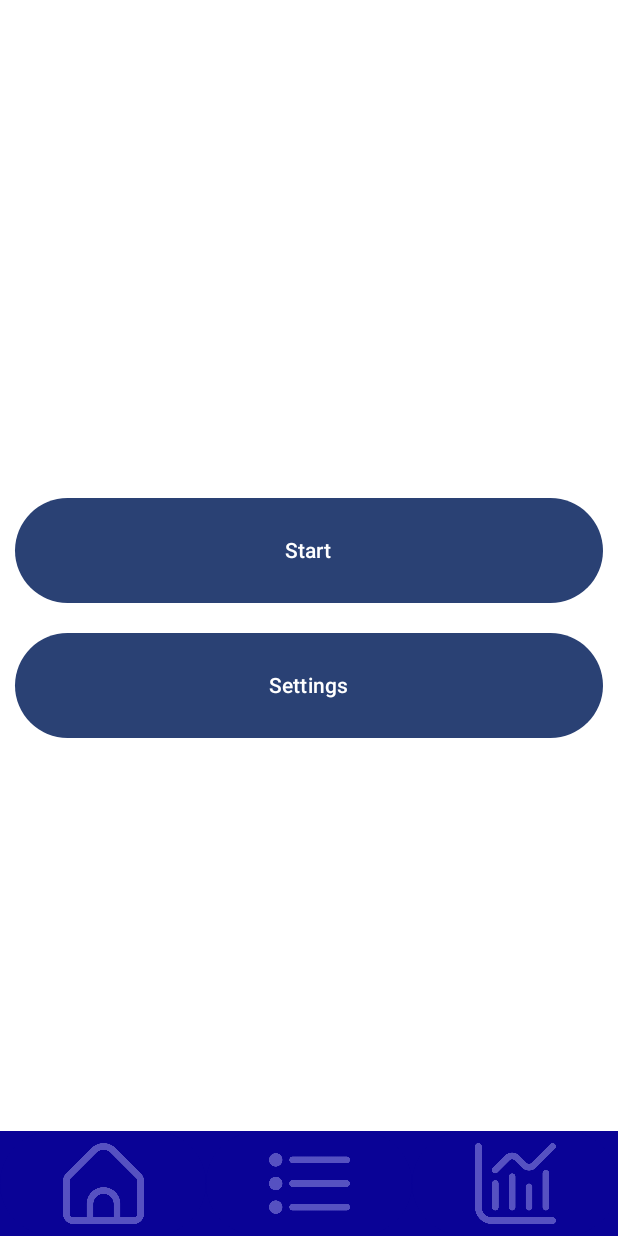
After one commit to GiuliaPeretti/QuizApp, an Android app built with Jetpack Compose: the composable NavigationController shown on its own in the app's theme, on a phone screen of 412 x 824 dp. The commit adds this screen. Run offline under Robolectric (Android 15) with nearby library versions, the phone set to English and light mode, and no system bars.

Commit message:
working navbar

```diff
--- a/app/build.gradle.kts
+++ b/app/build.gradle.kts
@@ -61,6 +61,7 @@
     implementation(libs.androidx.ui.graphics)
     implementation(libs.androidx.ui.tooling.preview)
     implementation(libs.androidx.material3)
+    implementation(libs.androidx.navigation.compose)
     testImplementation(libs.junit)
     androidTestImplementation(libs.androidx.junit)
     androidTestImplementation(libs.androidx.espresso.core)
--- a/app/src/main/java/com/example/quizapp/MainActivity.kt
+++ b/app/src/main/java/com/example/quizapp/MainActivity.kt
@@ -10,7 +10,7 @@
         super.onCreate(savedInstanceState)
         enableEdgeToEdge()
         setContent {
-            TopicScreen()
+            NavigationController()
         }
     }
 }
--- a/app/src/main/java/com/example/quizapp/NavigationBar.kt
+++ b/app/src/main/java/com/example/quizapp/NavigationBar.kt
@@ -1,19 +1,25 @@
 package com.example.quizapp
 
 import androidx.annotation.NavigationRes
+import androidx.compose.foundation.Image
 import androidx.compose.foundation.background
 import androidx.compose.runtime.Composable
 import androidx.compose.ui.tooling.preview.Preview
 import androidx.compose.foundation.layout.*
 import androidx.compose.material3.Button
+import androidx.compose.material3.ButtonDefaults
 import androidx.compose.ui.Alignment
 import androidx.compose.ui.Modifier
+import androidx.compose.ui.graphics.Color
+import androidx.compose.ui.res.painterResource
 import androidx.compose.ui.unit.dp
+import androidx.navigation.NavHostController
 import com.example.quizapp.ui.theme.Theme
 
-@Preview
 @Composable
-fun NavigationBar(){
+fun NavigationBar(
+    navController: NavHostController
+){
     Row(
         modifier = Modifier
             .fillMaxSize(),
@@ -29,29 +35,32 @@
         ) {
 
             Button(
-                onClick = { /*TODO*/ },
+                onClick = { navController.navigate("home") },
                 modifier = Modifier
                     .fillMaxSize()
-                    .weight(1f)
+                    .weight(1f),
+                colors = ButtonDefaults.buttonColors(containerColor = Theme().primary)
             ) {
+                Image(painter = painterResource(id = R.drawable.home), contentDescription = null)
+            }
+            Button(
+                onClick = { navController.navigate("topic") },
+                modifier = Modifier
+                    .fillMaxSize()
+                    .weight(1f),
+                colors = ButtonDefaults.buttonColors(containerColor = Theme().primary)
+            ) {
+                Image(painter = painterResource(id = R.drawable.list), contentDescription = null)
 
             }
             Button(
                 onClick = { /*TODO*/ },
                 modifier = Modifier
                     .fillMaxSize()
-                    .weight(1f)
-
+                    .weight(1f),
+                colors = ButtonDefaults.buttonColors(containerColor = Theme().primary)
             ) {
-
-            }
-            Button(
-                onClick = { /*TODO*/ },
-                modifier = Modifier
-                    .fillMaxSize()
-                    .weight(1f)
-
-            ) {
+                Image(painter = painterResource(id = R.drawable.stats), contentDescription = null)
 
             }
 
--- /dev/null
+++ b/app/src/main/java/com/example/quizapp/NavigationController.kt
@@ -0,0 +1,32 @@
+package com.example.quizapp
+
+import androidx.compose.animation.core.Spring
+import androidx.compose.animation.core.spring
+import androidx.compose.animation.fadeIn
+import androidx.compose.animation.fadeOut
+import androidx.compose.runtime.Composable
+import androidx.navigation.compose.NavHost
+import androidx.navigation.compose.composable
+import androidx.navigation.compose.rememberNavController
+
+@Composable
+fun NavigationController(){
+    val navController = rememberNavController()
+    NavHost(navController = navController, startDestination = "home") {
+        composable(
+            route="home",
+            enterTransition = { fadeIn(animationSpec = spring(stiffness = Spring.StiffnessHigh)) },
+            exitTransition = { fadeOut(animationSpec = spring(stiffness = Spring.StiffnessHigh)) }
+        ) { HomeScreen(navController = navController) }
+        composable(
+            route="topic",
+            enterTransition = { fadeIn(animationSpec = spring(stiffness = Spring.StiffnessHigh)) },
+            exitTransition = { fadeOut(animationSpec = spring(stiffness = Spring.StiffnessHigh)) }
+        ) { TopicScreen(navController = navController) }
+        composable(
+            route="question",
+            enterTransition = { fadeIn(animationSpec = spring(stiffness = Spring.StiffnessHigh)) },
+            exitTransition = { fadeOut(animationSpec = spring(stiffness = Spring.StiffnessHigh)) }
+        ) { QuestionScreen(navController = navController) }
+    }
+}
--- a/gradle/libs.versions.toml
+++ b/gradle/libs.versions.toml
@@ -9,6 +9,7 @@
 lifecycleRuntimeKtx = "2.8.4"
 activityCompose = "1.9.1"
 composeBom = "2024.04.01"
+navigationCompose = "2.7.7"
 
 [libraries]
 accompanist-systemuicontroller = { module = "com.google.accompanist:accompanist-systemuicontroller", version.ref = "accompanistSystemuicontroller" }
@@ -26,6 +27,7 @@
 androidx-ui-test-manifest = { group = "androidx.compose.ui", name = "ui-test-manifest" }
 androidx-ui-test-junit4 = { group = "androidx.compose.ui", name = "ui-test-junit4" }
 androidx-material3 = { group = "androidx.compose.material3", name = "material3" }
+androidx-navigation-compose = { group = "androidx.navigation", name = "navigation-compose", version.ref = "navigationCompose" }
 
 [plugins]
 android-application = { id = "com.android.application", version.ref = "agp" }
```
Also changed, not shown: app/src/main/java/com/example/quizapp/HomeScreen.kt (+5 -2 lines), app/src/main/java/com/example/quizapp/QuestionList.json (+56 -1 lines), app/src/main/java/com/example/quizapp/QuestionScreen.kt (+4 -3 lines), app/src/main/java/com/example/quizapp/TopicScreen.kt (+13 -5 lines), app/src/main/res/drawable/chart-histogram.png (deleted), app/src/main/res/drawable/home.png, app/src/main/res/drawable/light_home.png (added), app/src/main/res/drawable/light_list.png (added), app/src/main/res/drawable/light_stats.png (added), app/src/main/res/drawable/list.png, app/src/main/res/drawable/stats.png (added).
